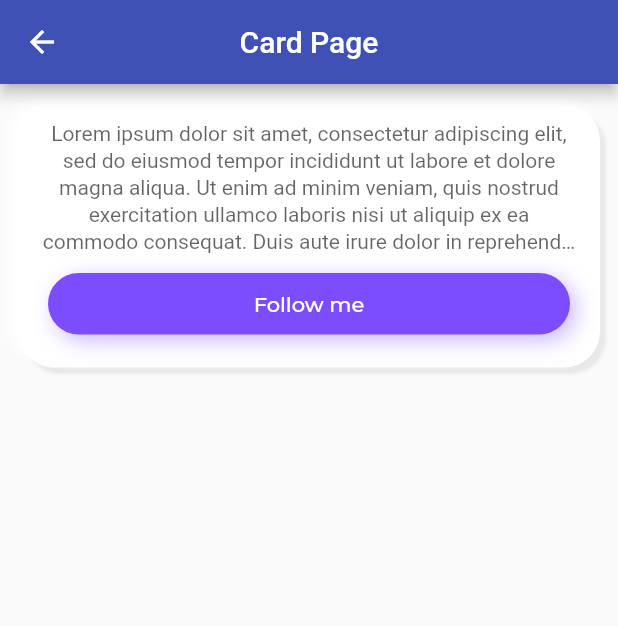
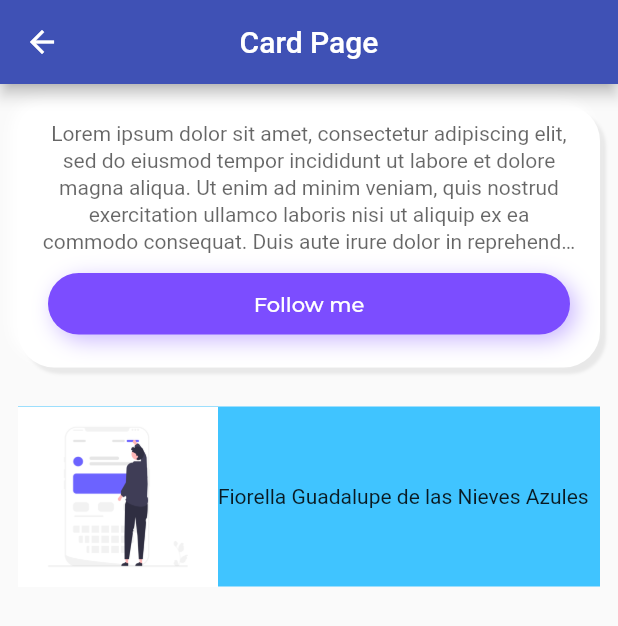
Before and after one commit to eeBarrionuevo/flutter_codigo5_components, a Flutter app: the CardPage screen opened directly, on a phone screen of 412 x 824 dp. Shown: the top 626 px of the screen. Run offline on Flutter 3.47's test engine with Material 2 defaults, Android fonts, the phone set to English and light mode, and no system bars; our stand-ins replace google_fonts; network calls fail.

Commit message:
Card Page 2.2

```diff
--- a/lib/pages/card_page.dart
+++ b/lib/pages/card_page.dart
@@ -16,6 +16,7 @@ class CardPage extends StatelessWidget {
       ),
       body: Column(
         children: [
+          //Card 1
           Container(
             margin:
                 const EdgeInsets.symmetric(horizontal: 12.0, vertical: 14.0),
@@ -87,6 +88,26 @@ class CardPage extends StatelessWidget {
               ],
             ),
           ),
+
+          //Card 2
+
+          Container(
+            margin: const EdgeInsets.symmetric(horizontal: 12.0, vertical: 12.0,),
+            color: Colors.lightBlueAccent,
+            child: Row(
+              children: [
+                Image.asset(
+                  'assets/images/item1.png',
+                  height: 120.0,
+                ),
+                Column(
+                  children: [
+                    Text("Fiorella Guadalupe de las Nieves Azules")
+                  ],
+                ),
+              ],
+            ),
+          ),
         ],
       ),
     );
```
Also changed, not shown: assets/images/item1.png (added).
